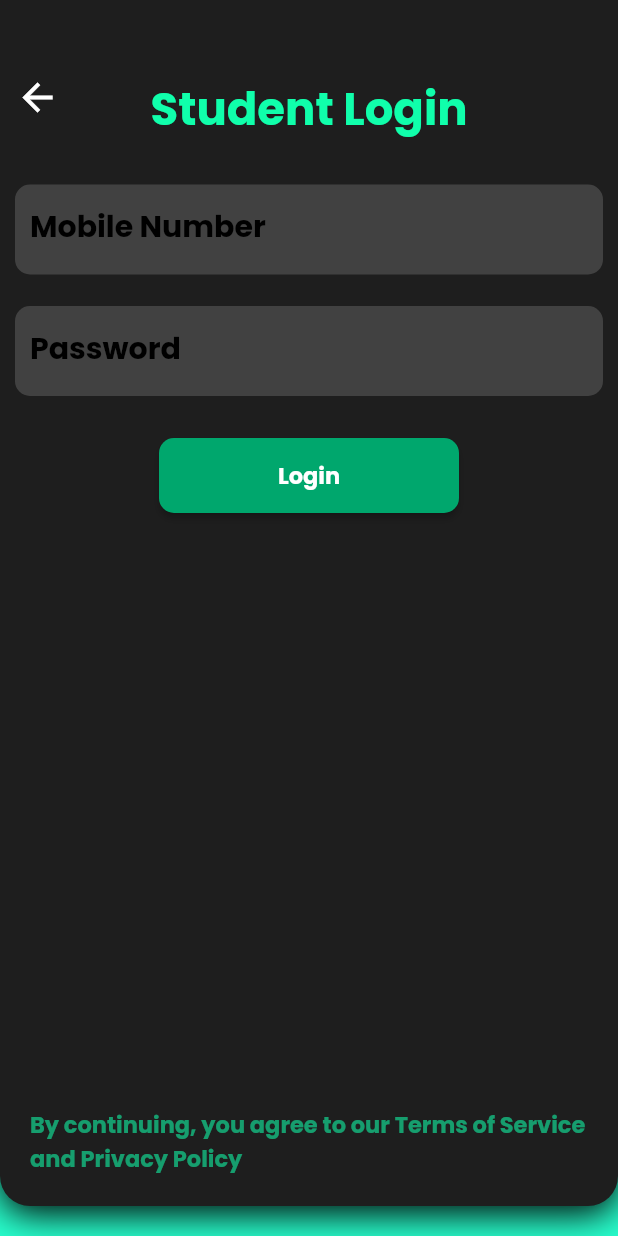
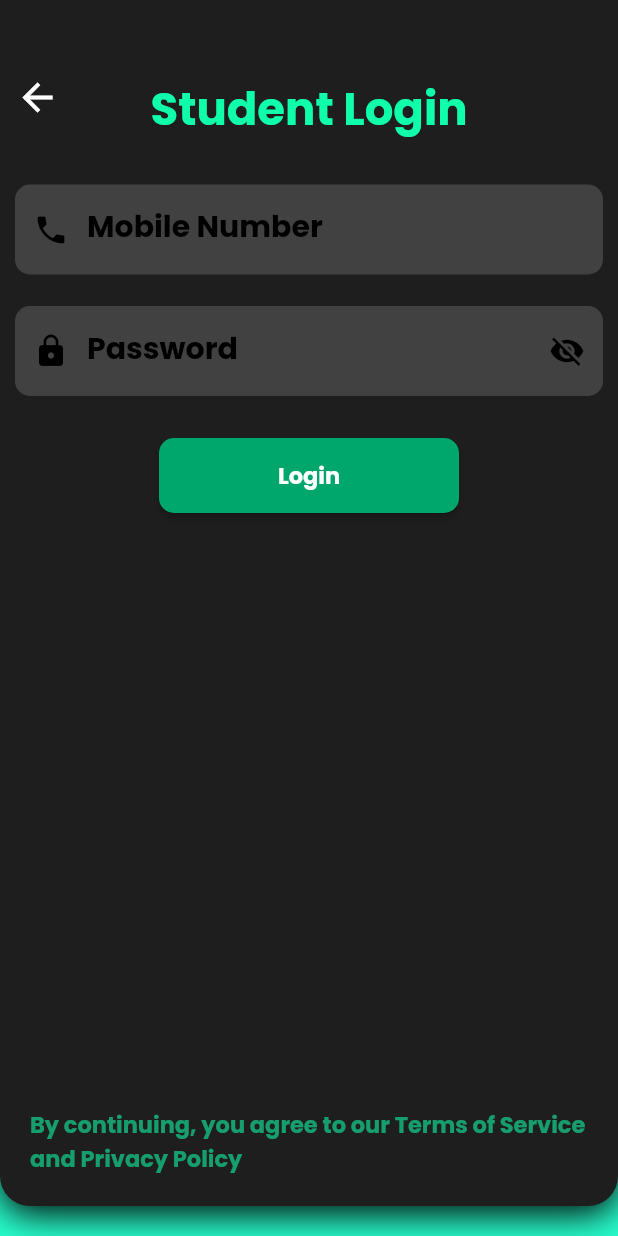
Before and after one commit to Ayushpanditmoto/kids_palace_school, a Flutter app: the LoginStudent screen opened by its route, after a tap on "Login", on a phone screen of 412 x 824 dp. Run offline on Flutter 3.47's test engine with Material 2 defaults, Android fonts, the phone set to English and light mode, and no system bars; our stand-ins replace firebase_core, font_awesome_flutter, google_fonts; accounts and stored records are empty.

Commit message:
feat: password visibility added

```diff
--- a/lib/Core/Services/auth.service.dart
+++ b/lib/Core/Services/auth.service.dart
@@ -1,39 +1 @@
-import 'package:kids/app/credentials/supabase.credentials.dart';
-import 'package:supabase_flutter/supabase_flutter.dart';
-
-class AuthenticationService {
-  Future<String?> signup({
-    required String email,
-    required String password,
-  }) async {
-    try {
-      AuthResponse response = await SupabaseCredentials.client.auth.signUp(
-        email: email,
-        password: password,
-      );
-
-      print("signup response: $response");
-    } catch (e) {
-      print(e);
-    }
-    return null;
-  }
-
-  Future<String?> login({
-    required String email,
-    required String password,
-  }) async {
-    try {
-      AuthResponse response =
-          await SupabaseCredentials.client.auth.signInWithPassword(
-        email: email,
-        password: password,
-      );
-
-      print("login response: $response");
-    } catch (e) {
-      print(e);
-    }
-    return null;
-  }
-}
+class AuthenticationService {}
--- a/lib/Pages/Components/text_form_field.dart
+++ b/lib/Pages/Components/text_form_field.dart
@@ -4,12 +4,26 @@ class TextEnterArea extends StatelessWidget {
   final String hintText;
   final String labelText;
   final TextEditingController controller;
+  final Widget? prefixIcon;
+  final Widget? suffixIcon;
+  final Function(String)? onChanged;
+  final Function(String)? onFiledSubmitted;
+  final TextInputType? keyboardType;
+  final bool obscureText;
+  final String? Function(String?)? validator;
 
   const TextEnterArea(
       {super.key,
       required this.hintText,
       required this.labelText,
-      required this.controller});
+      required this.controller,
+      this.prefixIcon,
+      this.onChanged,
+      this.obscureText = false,
+      this.keyboardType,
+      this.onFiledSubmitted,
+      this.validator,
+      this.suffixIcon});
 
   @override
   Widget build(BuildContext context) {
@@ -23,6 +37,11 @@ class TextEnterArea extends StatelessWidget {
           borderRadius: BorderRadius.circular(10),
         ),
         child: TextFormField(
+          onChanged: onChanged,
+          keyboardType: keyboardType,
+          obscureText: obscureText,
+          validator: validator,
+          onFieldSubmitted: onFiledSubmitted,
           controller: controller,
           decoration: InputDecoration(
             labelStyle: const TextStyle(
@@ -33,6 +52,8 @@ class TextEnterArea extends StatelessWidget {
             border: InputBorder.none,
             hintText: hintText,
             labelText: labelText,
+            prefixIcon: prefixIcon,
+            suffixIcon: suffixIcon,
             contentPadding: const EdgeInsets.all(10),
           ),
         ),
--- a/lib/Pages/login_student.dart
+++ b/lib/Pages/login_student.dart
@@ -1,8 +1,5 @@
 import 'package:flutter/material.dart';
-import 'package:kids/Core/Services/auth.service.dart';
 import 'package:kids/Pages/Components/text_form_field.dart';
-import 'package:kids/app/Routes/app.route.dart';
-import 'package:kids/app/credentials/supabase.credentials.dart';
 
 class LoginStudent extends StatefulWidget {
   const LoginStudent({super.key});
@@ -14,6 +11,7 @@ class LoginStudent extends StatefulWidget {
 class _LoginStudentState extends State<LoginStudent> {
   TextEditingController mobileC = TextEditingController();
   TextEditingController passwordC = TextEditingController();
+  bool isPasswordVisible = true;
 
   @override
   void initState() {
@@ -84,28 +82,51 @@ class _LoginStudentState extends State<LoginStudent> {
                         ),
                         TextEnterArea(
                           controller: mobileC,
+                          keyboardType: TextInputType.number,
                           hintText: 'Enter your Mobile Number',
                           labelText: 'Mobile Number',
+                          prefixIcon: Icon(
+                            Icons.phone,
+                            color: Theme.of(context).primaryColorDark,
+                          ),
                         ),
                         const SizedBox(
                           height: 5,
                         ),
                         TextEnterArea(
                           controller: passwordC,
+                          obscureText:
+                              isPasswordVisible == false ? true : false,
                           hintText: 'Enter your Password',
                           labelText: 'Password',
+                          prefixIcon: Icon(
+                            Icons.lock,
+                            color: Theme.of(context).primaryColorDark,
+                          ),
+                          suffixIcon: IconButton(
+                            icon: Icon(
+                              isPasswordVisible == false
+                                  ? Icons.visibility
+                                  : Icons.visibility_off,
+                              color: Theme.of(context).primaryColorDark,
+                            ),
+                            onPressed: () {
+                              setState(() {
+                                isPasswordVisible = !isPasswordVisible;
+                              });
+                            },
+                          ),
                         ),
                         const SizedBox(
                           height: 20,
                         ),
                         ElevatedButton(
                           onPressed: () async {
-                            await AuthenticationService().login(
-                              email: mobileC.text,
-                              password: passwordC.text,
-                            );
-
-                            // Navigator.pushNamed(context, RoutePaths.home);
+                            Map<String, dynamic> data = {
+                              'mobile': mobileC.text,
+                              'password': passwordC.text,
+                            };
+                            print(data);
                           },
                           style: ElevatedButton.styleFrom(
                             fixedSize: const Size(200, 50),
--- a/lib/Pages/welcome_second_screen.dart
+++ b/lib/Pages/welcome_second_screen.dart
@@ -30,7 +30,7 @@ class WelcomeSecondScreen extends StatelessWidget {
             ),
           ),
           Positioned(
-            top: 30,
+            top: 50,
             left: 10,
             child: InkWell(
               onTap: () {
--- a/lib/app/credentials/supabase.credentials.dart
+++ /dev/null
@@ -1,9 +0,0 @@
-import 'package:supabase_flutter/supabase_flutter.dart';
-
-class SupabaseCredentials {
-  static const String url = 'https://rrevxnlwzfmzreprtolr.supabase.co';
-  static const String apikey =
-      "eyJhbGciOiJIUzI1NiIsInR5cCI6IkpXVCJ9.eyJpc3MiOiJzdXBhYmFzZSIsInJlZiI6InJyZXZ4bmx3emZtenJlcHJ0b2xyIiwicm9sZSI6ImFub24iLCJpYXQiOjE2NTczNDcxNzcsImV4cCI6MTk3MjkyMzE3N30.-Ni8C9J-HwaN8LNXU0HiIsk5HoGUfkZvKjoBWviDszE";
-
-  static SupabaseClient client = SupabaseClient(url, apikey);
-}
```
Also changed, not shown: lib/Pages/login_teacher.dart (+31 -1 lines), lib/Pages/online_admission.dart (+19 -2 lines), lib/main.dart (+11 -0 lines), pubspec.yaml (+1 -21 lines), lib/firebase_options.dart (added), pubspec.lock, 6 other files.
